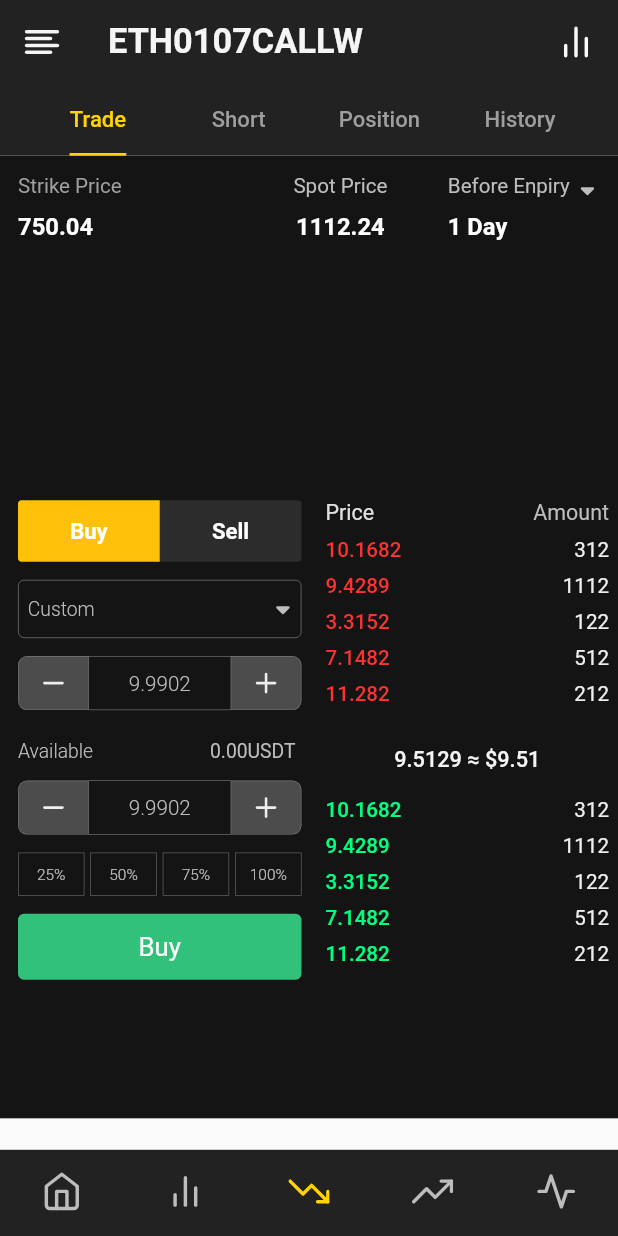
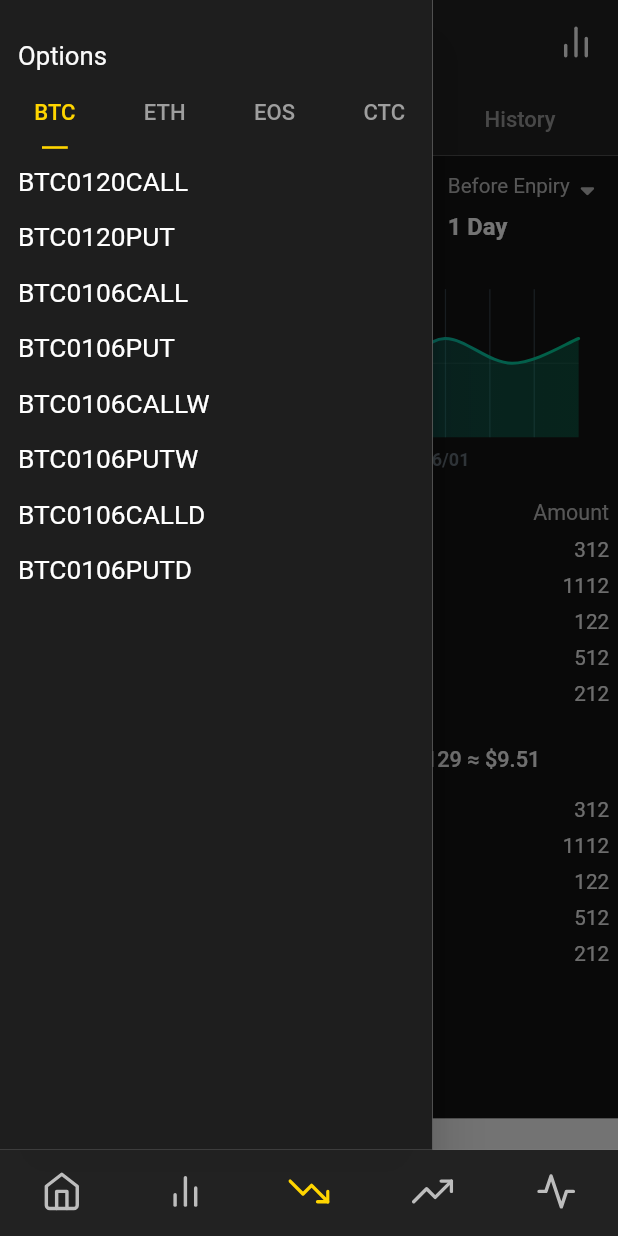
Before and after one commit to lambiengcode/flutter_binance_ui, a Flutter app: the screen it shows after launch, item 3 of the bottom bar chosen, with the side drawer open (before the commit the screen has no drawer), on a phone screen of 412 x 824 dp. Run offline on Flutter 3.47's test engine with Material 2 defaults, Android fonts, the phone set to English and light mode, and no system bars; drawn by our look-alikes of fl_chart; our stand-ins replace carousel_slider, flutter_icons, font_awesome_flutter, get; network calls fail.

Commit message:
done drawer layout in options

```diff
--- /dev/null
+++ b/lib/src/data/type_coin.dart
@@ -0,0 +1,21 @@
+List<String> btcs = [
+  'BTC0120CALL',
+  'BTC0120PUT',
+  'BTC0106CALL',
+  'BTC0106PUT',
+  'BTC0106CALLW',
+  'BTC0106PUTW',
+  'BTC0106CALLD',
+  'BTC0106PUTD',
+];
+
+List<String> eths = [
+  'ETH0120CALL',
+  'BTC0120PUT',
+  'BTC0106CALL',
+  'BTC0106PUT',
+  'BTC0106CALLW',
+  'BTC0106PUTW',
+  'BTC0106CALLD',
+  'BTC0106PUTD',
+];
--- a/lib/src/pages/options/options_page.dart
+++ b/lib/src/pages/options/options_page.dart
@@ -1,5 +1,7 @@
 import 'dart:ui';
 
+import 'package:binance/src/pages/options/widgets/drawer_layout.dart';
+import 'package:binance/src/pages/options/widgets/line_chart.dart';
 import 'package:flutter/material.dart';
 import 'package:flutter_icons/flutter_icons.dart';
 import 'package:font_awesome_flutter/font_awesome_flutter.dart';
@@ -12,6 +14,7 @@ class OptionsPage extends StatefulWidget {
 class _OptionsPageState extends State<OptionsPage>
     with SingleTickerProviderStateMixin {
   TabController _tabController;
+  final _scaffoldKey = GlobalKey<ScaffoldState>();
 
   String _action = 'Buy';
   double _valueCustom = 9.9902;
@@ -37,13 +40,20 @@ class _OptionsPageState extends State<OptionsPage>
   Widget build(BuildContext context) {
     final _size = MediaQuery.of(context).size;
     return Scaffold(
+      key: _scaffoldKey,
+      drawer: Container(
+        width: _size.width * .7,
+        child: Drawer(
+          child: DrawerLayout(),
+        ),
+      ),
       appBar: AppBar(
         centerTitle: false,
         brightness: Brightness.dark,
         elevation: .0,
         backgroundColor: Color(0xFF1e1e1e).withOpacity(.98),
         leading: IconButton(
-          onPressed: () => null,
+          onPressed: () => _scaffoldKey.currentState.openDrawer(),
           icon: Icon(
             Feather.align_left,
             color: Colors.grey.shade100,
@@ -128,6 +138,7 @@ class _OptionsPageState extends State<OptionsPage>
               _buildValueOfTopBar(context),
               Container(
                 height: _size.height * .2,
+                child: LineChartSample2(),
               ),
               Container(
                 height: _size.height * .5,
--- /dev/null
+++ b/lib/src/pages/options/widgets/drawer_layout.dart
@@ -0,0 +1,134 @@
+import 'package:binance/src/data/type_coin.dart';
+import 'package:flutter/material.dart';
+
+class DrawerLayout extends StatefulWidget {
+  @override
+  State<StatefulWidget> createState() => _DrawerLayoutState();
+}
+
+class _DrawerLayoutState extends State<DrawerLayout>
+    with SingleTickerProviderStateMixin {
+  TabController _tabController;
+
+  List<String> _listData = [];
+
+  @override
+  void initState() {
+    super.initState();
+    _listData.addAll(btcs);
+    _tabController = new TabController(
+      vsync: this,
+      length: 5,
+      initialIndex: 0,
+    );
+  }
+
+  @override
+  Widget build(BuildContext context) {
+    final _size = MediaQuery.of(context).size;
+    return Container(
+      color: Color(0xFF1e1e1e),
+      child: ListView(
+        children: [
+          SizedBox(
+            height: _size.height / 30.0,
+          ),
+          Padding(
+            padding: EdgeInsets.only(left: 12.0),
+            child: Text(
+              'Options',
+              style: TextStyle(
+                color: Colors.grey.shade50,
+                fontSize: _size.width / 24.0,
+                fontWeight: FontWeight.w400,
+              ),
+            ),
+          ),
+          SizedBox(height: 4.0),
+          Container(
+            child: TabBar(
+              onTap: (index) {
+                setState(() {
+                  _listData.clear();
+                  if (index % 2 == 0) {
+                    _listData.addAll(btcs);
+                  } else {
+                    _listData.addAll(eths);
+                  }
+                });
+              },
+              isScrollable: true,
+              controller: _tabController,
+              labelColor: Color(0xFFFFD500),
+              indicatorColor: Color(0xFFFFD500),
+              unselectedLabelColor: Colors.grey,
+              indicatorSize: TabBarIndicatorSize.tab,
+              indicatorWeight: 1.75,
+              indicatorPadding: EdgeInsets.symmetric(horizontal: 28.0),
+              labelStyle: TextStyle(
+                fontWeight: FontWeight.w500,
+                fontSize: _size.width / 28.0,
+              ),
+              unselectedLabelStyle: TextStyle(
+                fontWeight: FontWeight.w500,
+                fontSize: _size.width / 28.0,
+              ),
+              tabs: [
+                Container(
+                  width: _size.width * .1,
+                  child: Tab(
+                    text: 'BTC',
+                  ),
+                ),
+                Container(
+                  width: _size.width * .1,
+                  child: Tab(
+                    text: 'ETH',
+                  ),
+                ),
+                Container(
+                  width: _size.width * .1,
+                  child: Tab(
+                    text: 'EOS',
+                  ),
+                ),
+                Container(
+                  width: _size.width * .1,
+                  child: Tab(
+                    text: 'CTC',
+                  ),
+                ),
+                Container(
+                  width: _size.width * .1,
+                  child: Tab(
+                    text: 'BNB',
+                  ),
+                ),
+              ],
+            ),
+          ),
+          SizedBox(height: 12.0),
+          ..._listData
+              .map(
+                (item) => Padding(
+                  padding: EdgeInsets.only(left: 12.0, bottom: 16.0),
+                  child: Row(
+                    children: [
+                      Text(
+                        item,
+                        style: TextStyle(
+                          color: Colors.white,
+                          fontSize: _size.width / 23.5,
+                          fontWeight: FontWeight.w400,
+                        ),
+                      ),
+                    ],
+                  ),
+                ),
+              )
+              .toList(),
+        ],
+      ),
+    );
+  }
+}
--- /dev/null
+++ b/lib/src/pages/options/widgets/line_chart.dart
@@ -0,0 +1,267 @@
+import 'package:fl_chart/fl_chart.dart';
+import 'package:flutter/material.dart';
+import 'package:intl/intl.dart';
+
+class LineChartSample2 extends StatefulWidget {
+  @override
+  _LineChartSample2State createState() => _LineChartSample2State();
+}
+
+class _LineChartSample2State extends State<LineChartSample2> {
+  DateFormat format = new DateFormat('dd/MM');
+  List<Color> gradientColors = [
+    const Color(0xff23b6e6),
+    const Color(0xff02d39a),
+  ];
+
+  bool showAvg = false;
+
+  @override
+  Widget build(BuildContext context) {
+    final _size = MediaQuery.of(context).size;
+    return Stack(
+      children: <Widget>[
+        AspectRatio(
+          aspectRatio: 2.4,
+          child: Container(
+            decoration: const BoxDecoration(
+              color: Colors.transparent,
+            ),
+            child: Padding(
+              padding: const EdgeInsets.only(
+                  right: 18.0, left: 12.0, top: 24, bottom: 12),
+              child: LineChart(
+                showAvg ? avgData() : mainData(),
+              ),
+            ),
+          ),
+        ),
+        SizedBox(
+          width: 60,
+          height: 34,
+          child: FlatButton(
+            onPressed: () {
+              setState(() {
+                showAvg = !showAvg;
+              });
+            },
+            child: Text(
+              'avg',
+              style: TextStyle(
+                  fontSize: _size.width / 30.0,
+                  color:
+                      showAvg ? Colors.white.withOpacity(0.5) : Colors.white),
+            ),
+          ),
+        ),
+      ],
+    );
+  }
+
+  LineChartData mainData() {
+    return LineChartData(
+      gridData: FlGridData(
+        show: true,
+        drawVerticalLine: true,
+        getDrawingHorizontalLine: (value) {
+          return FlLine(
+            color: Colors.white10,
+            strokeWidth: .8,
+          );
+        },
+        getDrawingVerticalLine: (value) {
+          return FlLine(
+            color: const Color(0xff37434d),
+            strokeWidth: .8,
+          );
+        },
+      ),
+      titlesData: FlTitlesData(
+        show: true,
+        bottomTitles: SideTitles(
+          showTitles: true,
+          reservedSize: 22,
+          getTextStyles: (value) => const TextStyle(
+            color: Color(0xff68737d),
+            fontWeight: FontWeight.bold,
+            fontSize: 12.0,
+          ),
+          getTitles: (value) {
+            switch (value.toInt()) {
+              case 2:
+                return format
+                    .format(DateTime.now().subtract(new Duration(days: 2)));
+              case 5:
+                return format
+                    .format(DateTime.now().subtract(new Duration(days: 1)));
+              case 8:
+                return format.format(DateTime.now());
+              default:
+                return '';
+            }
+          },
+          margin: 8,
+        ),
+        leftTitles: SideTitles(
+          showTitles: true,
+          getTextStyles: (value) => const TextStyle(
+            color: Colors.white70,
+            fontWeight: FontWeight.w300,
+            fontSize: 12.0,
+          ),
+          getTitles: (value) {
+            switch (value.toInt()) {
+              case 1:
+                return '9.112';
+              case 3:
+                return '9.115';
+              case 5:
+                return '9.118';
+            }
+            return '';
+          },
+          reservedSize: 28,
+          margin: 12,
+        ),
+      ),
+      borderData: FlBorderData(
+          show: false,
+          border: Border.all(color: const Color(0xff37434d), width: 1)),
+      minX: 0,
+      maxX: 11,
+      minY: 0,
+      maxY: 6,
+      lineBarsData: [
+        LineChartBarData(
+          spots: [
+            FlSpot(0, 3),
+            FlSpot(2.6, 2),
+            FlSpot(4.9, 5),
+            FlSpot(6.8, 3.1),
+            FlSpot(8, 4),
+            FlSpot(9.5, 3),
+            FlSpot(11, 4),
+          ],
+          isCurved: true,
+          colors: gradientColors,
+          barWidth: 2.0,
+          isStrokeCapRound: true,
+          dotData: FlDotData(
+            show: false,
+          ),
+          belowBarData: BarAreaData(
+            show: true,
+            colors:
+                gradientColors.map((color) => color.withOpacity(0.3)).toList(),
+          ),
+        ),
+      ],
+    );
+  }
+
+  LineChartData avgData() {
+    return LineChartData(
+      lineTouchData: LineTouchData(enabled: false),
+      gridData: FlGridData(
+        show: true,
+        drawHorizontalLine: true,
+        getDrawingVerticalLine: (value) {
+          return FlLine(
+            color: const Color(0xff37434d),
+            strokeWidth: 1,
+          );
+        },
+        getDrawingHorizontalLine: (value) {
+          return FlLine(
+            color: const Color(0xff37434d),
+            strokeWidth: 1,
+          );
+        },
+      ),
+      titlesData: FlTitlesData(
+        show: true,
+        bottomTitles: SideTitles(
+          showTitles: true,
+          reservedSize: 22,
+          getTextStyles: (value) => const TextStyle(
+              color: Color(0xff68737d),
+              fontWeight: FontWeight.bold,
+              fontSize: 16),
+          getTitles: (value) {
+            switch (value.toInt()) {
+              case 2:
+                return 'MAR';
+              case 5:
+                return 'JUN';
+              case 8:
+                return 'SEP';
+            }
+            return '';
+          },
+          margin: 8,
+        ),
+        leftTitles: SideTitles(
+          showTitles: true,
+          getTextStyles: (value) => const TextStyle(
+            color: Color(0xff67727d),
+            fontWeight: FontWeight.bold,
+            fontSize: 15,
+          ),
+          getTitles: (value) {
+            switch (value.toInt()) {
+              case 1:
+                return '10k';
+              case 3:
+                return '30k';
+              case 5:
+                return '50k';
+            }
+            return '';
+          },
+          reservedSize: 28,
+          margin: 12,
+        ),
+      ),
+      borderData: FlBorderData(
+          show: true,
+          border: Border.all(color: const Color(0xff37434d), width: 1)),
+      minX: 0,
+      maxX: 11,
+      minY: 0,
+      maxY: 6,
+      lineBarsData: [
+        LineChartBarData(
+          spots: [
+            FlSpot(0, 3.44),
+            FlSpot(2.6, 3.44),
+            FlSpot(4.9, 3.44),
+            FlSpot(6.8, 3.44),
+            FlSpot(8, 3.44),
+            FlSpot(9.5, 3.44),
+            FlSpot(11, 3.44),
+          ],
+          isCurved: true,
+          colors: [
+            ColorTween(begin: gradientColors[0], end: gradientColors[1])
+                .lerp(0.2),
+            ColorTween(begin: gradientColors[0], end: gradientColors[1])
+                .lerp(0.2),
+          ],
+          barWidth: 5,
+          isStrokeCapRound: true,
+          dotData: FlDotData(
+            show: false,
+          ),
+          belowBarData: BarAreaData(show: true, colors: [
+            ColorTween(begin: gradientColors[0], end: gradientColors[1])
+                .lerp(0.2)
+                .withOpacity(0.1),
+            ColorTween(begin: gradientColors[0], end: gradientColors[1])
+                .lerp(0.2)
+                .withOpacity(0.1),
+          ]),
+        ),
+      ],
+    );
+  }
+}
--- a/pubspec.yaml
+++ b/pubspec.yaml
@@ -40,6 +40,7 @@ dependencies:
   photo_view: ^0.9.2
   cached_network_image: ^2.2.0+1
   carousel_slider: ^2.3.1
+  fl_chart:
 
 dev_dependencies:
   flutter_test:
```
Also changed, not shown: pubspec.lock.
